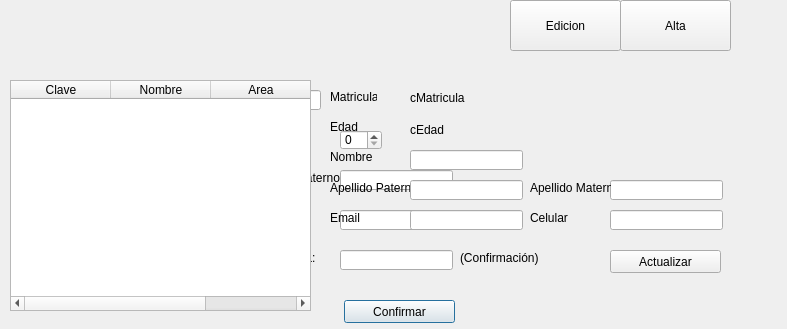
First picture: the form in Comde/admgeneral.ui, repository ShibaK7/SistemaComde, before the edit.
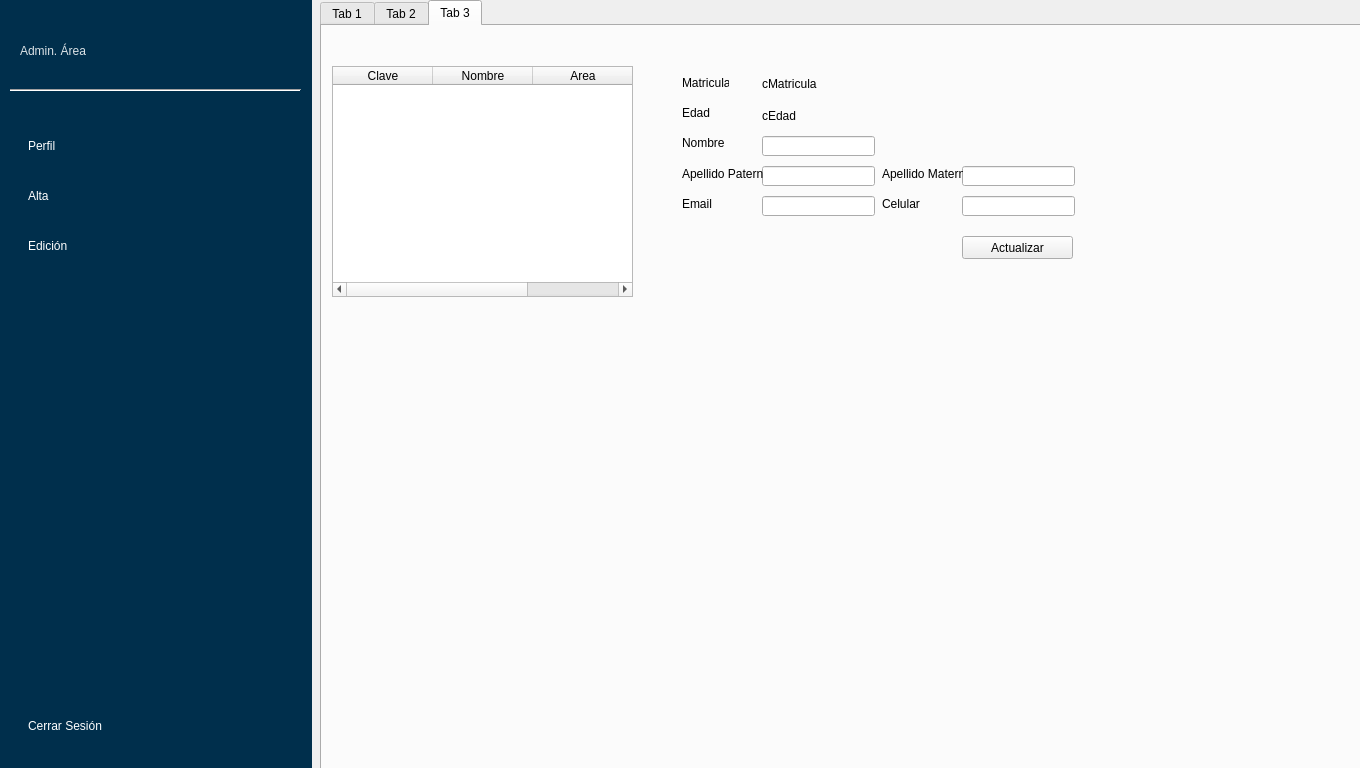
Second picture: the form after the edit. The open tabs and pages were chosen to show the change.

Commit message: Interfaz login. Interfaz admin medio

Diff of the .ui file:
```diff
--- a/Comde/admgeneral.ui
+++ b/Comde/admgeneral.ui
@@ -6,48 +6,129 @@
    <rect>
     <x>0</x>
     <y>0</y>
-    <width>787</width>
-    <height>329</height>
+    <width>1360</width>
+    <height>768</height>
    </rect>
   </property>
   <property name="windowTitle">
    <string>Dialog</string>
   </property>
-  <widget class="QToolButton" name="tbAlta">
+  <property name="layoutDirection">
+   <enum>Qt::LeftToRight</enum>
+  </property>
+  <property name="styleSheet">
+   <string notr="true">#label_barraNav{
+background-color: rgb(0, 47, 76);
+}
+
+#label_tipoUsuario{
+	font: 63 18pt &quot;Segoe UI Semibold&quot;;
+	color: rgb(255, 255, 255,220);
+}
+
+#btnPerfil,#btnAlta,#btnEdicion, #btnCerrarSesion{
+	background-color: none;
+	color: rgb(255, 255, 255);
+	font: 12pt &quot;Segoe UI Semilight&quot;;
+	border-style:solid;
+	text-align: left;
+	padding-left:28px;
+}
+
+#btnPerfil:hover, #btnAlta:hover, #btnEdicion:hover, #btnCerrarSesion:hover
+{
+	background-color: rgb(255, 255, 255,80);
+}</string>
+  </property>
+  <widget class="QLabel" name="label_barraNav">
    <property name="geometry">
     <rect>
-     <x>620</x>
+     <x>0</x>
      <y>0</y>
-     <width>111</width>
-     <height>51</height>
+     <width>312</width>
+     <height>771</height>
     </rect>
    </property>
    <property name="text">
-    <string>Alta</string>
+    <string/>
    </property>
   </widget>
-  <widget class="QToolButton" name="tbEdicion">
+  <widget class="QLabel" name="label_tipoUsuario">
    <property name="geometry">
     <rect>
-     <x>510</x>
-     <y>0</y>
-     <width>111</width>
-     <height>51</height>
+     <x>20</x>
+     <y>30</y>
+     <width>231</width>
+     <height>41</height>
     </rect>
    </property>
    <property name="text">
-    <string>Edicion</string>
+    <string>Admin. Área</string>
    </property>
   </widget>
-  <widget class="QWidget" name="alta" native="true">
+  <widget class="QPushButton" name="btnPerfil">
    <property name="geometry">
     <rect>
      <x>0</x>
-     <y>50</y>
-     <width>731</width>
-     <height>281</height>
+     <y>120</y>
+     <width>312</width>
+     <height>51</height>
     </rect>
    </property>
+   <property name="text">
+    <string>Perfil</string>
+   </property>
+  </widget>
+  <widget class="Line" name="line">
+   <property name="geometry">
+    <rect>
+     <x>10</x>
+     <y>80</y>
+     <width>291</width>
+     <height>20</height>
+    </rect>
+   </property>
+   <property name="styleSheet">
+    <string notr="true"/>
+   </property>
+   <property name="orientation">
+    <enum>Qt::Horizontal</enum>
+   </property>
+  </widget>
+  <widget class="QTabWidget" name="tabWidget">
+   <property name="geometry">
+    <rect>
+     <x>320</x>
+     <y>0</y>
+     <width>1041</width>
+     <height>771</height>
+    </rect>
+   </property>
+   <property name="currentIndex">
+    <number>0</number>
+   </property>
+   <widget class="QWidget" name="tab_perfil">
+    <attribute name="title">
+     <string>Tab 1</string>
+    </attribute>
+   </widget>
+   <widget class="QWidget" name="tab_alta">
+    <attribute name="title">
+     <string>Tab 2</string>
+    </attribute>
+    <widget class="QLabel" name="label">
+     <property name="geometry">
+      <rect>
+       <x>40</x>
+       <y>40</y>
+       <width>47</width>
+       <height>13</height>
+      </rect>
+     </property>
+     <property name="text">
+      <string>Matricula</string>
+     </property>
+    </widget>
    <widget class="QLineEdit" name="tMatricula">
     <property name="geometry">
      <rect>
@@ -58,54 +139,11 @@
      </rect>
     </property>
    </widget>
-   <widget class="QLabel" name="label">
-    <property name="geometry">
-     <rect>
-      <x>30</x>
-      <y>40</y>
-      <width>47</width>
-      <height>13</height>
-     </rect>
-    </property>
-    <property name="text">
-     <string>Matricula</string>
-    </property>
-   </widget>
-   <widget class="QLineEdit" name="tNombre">
-    <property name="geometry">
-     <rect>
-      <x>120</x>
-      <y>80</y>
-      <width>113</width>
-      <height>20</height>
-     </rect>
-    </property>
-   </widget>
-   <widget class="QLineEdit" name="tApaterno">
-    <property name="geometry">
-     <rect>
-      <x>120</x>
-      <y>120</y>
-      <width>113</width>
-      <height>20</height>
-     </rect>
-    </property>
-   </widget>
-   <widget class="QLineEdit" name="tAmaterno">
-    <property name="geometry">
-     <rect>
-      <x>340</x>
-      <y>120</y>
-      <width>113</width>
-      <height>20</height>
-     </rect>
-    </property>
-   </widget>
    <widget class="QLabel" name="label_2">
     <property name="geometry">
      <rect>
-      <x>30</x>
-      <y>80</y>
+       <x>40</x>
+       <y>70</y>
       <width>47</width>
       <height>13</height>
      </rect>
@@ -114,37 +152,21 @@
      <string>Nombre</string>
     </property>
    </widget>
-   <widget class="QLabel" name="label_3">
+    <widget class="QLineEdit" name="tNombre">
     <property name="geometry">
      <rect>
-      <x>30</x>
-      <y>120</y>
-      <width>91</width>
-      <height>16</height>
-     </rect>
-    </property>
-    <property name="text">
-     <string>Apellido Paterno:</string>
-    </property>
-   </widget>
-   <widget class="QLabel" name="label_4">
-    <property name="geometry">
-     <rect>
-      <x>250</x>
-      <y>120</y>
-      <width>91</width>
-      <height>16</height>
-     </rect>
-    </property>
-    <property name="text">
-     <string>Apellido Materno</string>
+       <x>130</x>
+       <y>70</y>
+       <width>113</width>
+       <height>20</height>
+      </rect>
     </property>
    </widget>
    <widget class="QLabel" name="label_5">
     <property name="geometry">
      <rect>
-      <x>250</x>
-      <y>80</y>
+       <x>280</x>
+       <y>70</y>
       <width>91</width>
       <height>16</height>
      </rect>
@@ -156,64 +178,18 @@
    <widget class="QSpinBox" name="sEdad">
     <property name="geometry">
      <rect>
-      <x>340</x>
-      <y>80</y>
+       <x>360</x>
+       <y>-140</y>
       <width>42</width>
       <height>20</height>
      </rect>
     </property>
    </widget>
-   <widget class="QLabel" name="label_6">
-    <property name="geometry">
-     <rect>
-      <x>30</x>
-      <y>200</y>
-      <width>91</width>
-      <height>16</height>
-     </rect>
-    </property>
-    <property name="text">
-     <string>Contraseña:</string>
-    </property>
-   </widget>
-   <widget class="QLineEdit" name="tClave">
-    <property name="geometry">
-     <rect>
-      <x>120</x>
-      <y>200</y>
-      <width>113</width>
-      <height>20</height>
-     </rect>
-    </property>
-   </widget>
-   <widget class="QLabel" name="label_7">
-    <property name="geometry">
-     <rect>
-      <x>250</x>
-      <y>200</y>
-      <width>91</width>
-      <height>16</height>
-     </rect>
-    </property>
-    <property name="text">
-     <string>Contraseña:</string>
-    </property>
-   </widget>
-   <widget class="QLineEdit" name="tClaveC">
-    <property name="geometry">
-     <rect>
-      <x>340</x>
-      <y>200</y>
-      <width>113</width>
-      <height>20</height>
-     </rect>
-    </property>
-   </widget>
    <widget class="QLabel" name="label_8">
     <property name="geometry">
      <rect>
-      <x>460</x>
-      <y>200</y>
+       <x>480</x>
+       <y>180</y>
       <width>91</width>
       <height>16</height>
      </rect>
@@ -222,24 +198,70 @@
      <string>(Confirmación)</string>
     </property>
    </widget>
-   <widget class="QPushButton" name="btnConfirmar">
+    <widget class="QLabel" name="label_4">
     <property name="geometry">
      <rect>
-      <x>344</x>
-      <y>250</y>
-      <width>111</width>
-      <height>23</height>
+       <x>270</x>
+       <y>100</y>
+       <width>91</width>
+       <height>16</height>
      </rect>
     </property>
     <property name="text">
-     <string>Confirmar</string>
+      <string>Apellido Materno</string>
+     </property>
+    </widget>
+    <widget class="QLineEdit" name="tAmaterno">
+     <property name="geometry">
+      <rect>
+       <x>360</x>
+       <y>100</y>
+       <width>113</width>
+       <height>20</height>
+      </rect>
+     </property>
+    </widget>
+    <widget class="QLabel" name="label_6">
+     <property name="geometry">
+      <rect>
+       <x>50</x>
+       <y>180</y>
+       <width>91</width>
+       <height>16</height>
+      </rect>
+     </property>
+     <property name="text">
+      <string>Contraseña:</string>
+     </property>
+    </widget>
+    <widget class="QLabel" name="label_3">
+     <property name="geometry">
+      <rect>
+       <x>50</x>
+       <y>100</y>
+       <width>91</width>
+       <height>16</height>
+      </rect>
+     </property>
+     <property name="text">
+      <string>Apellido Paterno:</string>
+     </property>
+    </widget>
+    <widget class="QLineEdit" name="tApaterno">
+     <property name="geometry">
+      <rect>
+       <x>140</x>
+       <y>100</y>
+       <width>113</width>
+       <height>20</height>
+      </rect>
     </property>
    </widget>
    <widget class="QLabel" name="label_9">
     <property name="geometry">
      <rect>
-      <x>30</x>
-      <y>160</y>
+       <x>50</x>
+       <y>140</y>
       <width>91</width>
       <height>16</height>
      </rect>
@@ -248,12 +270,12 @@
      <string>Email</string>
     </property>
    </widget>
-   <widget class="QLineEdit" name="tCorreo">
+    <widget class="QLineEdit" name="tClave">
     <property name="geometry">
      <rect>
-      <x>120</x>
-      <y>160</y>
-      <width>111</width>
+       <x>140</x>
+       <y>180</y>
+       <width>113</width>
       <height>20</height>
      </rect>
     </property>
@@ -261,8 +283,8 @@
    <widget class="QLabel" name="label_10">
     <property name="geometry">
      <rect>
-      <x>250</x>
-      <y>160</y>
+       <x>270</x>
+       <y>140</y>
       <width>91</width>
       <height>16</height>
      </rect>
@@ -271,211 +293,72 @@
      <string>Celular:</string>
     </property>
    </widget>
+    <widget class="QLabel" name="label_7">
+     <property name="geometry">
+      <rect>
+       <x>270</x>
+       <y>180</y>
+       <width>91</width>
+       <height>16</height>
+      </rect>
+     </property>
+     <property name="text">
+      <string>Contraseña:</string>
+     </property>
+    </widget>
    <widget class="QLineEdit" name="tCelular">
     <property name="geometry">
      <rect>
-      <x>340</x>
-      <y>160</y>
+       <x>360</x>
+       <y>140</y>
       <width>111</width>
       <height>20</height>
      </rect>
     </property>
    </widget>
-  </widget>
-  <widget class="QWidget" name="edicion" native="true">
+    <widget class="QLineEdit" name="tCorreo">
    <property name="geometry">
     <rect>
-     <x>0</x>
-     <y>50</y>
-     <width>731</width>
-     <height>281</height>
-    </rect>
-   </property>
-   <widget class="QLabel" name="label_11">
-    <property name="geometry">
-     <rect>
-      <x>330</x>
-      <y>40</y>
-      <width>47</width>
-      <height>13</height>
-     </rect>
-    </property>
-    <property name="text">
-     <string>Matricula</string>
-    </property>
-   </widget>
-   <widget class="QLabel" name="cMatricula">
-    <property name="geometry">
-     <rect>
-      <x>410</x>
-      <y>40</y>
+       <x>140</x>
+       <y>140</y>
       <width>111</width>
-      <height>16</height>
-     </rect>
-    </property>
-    <property name="text">
-     <string>cMatricula</string>
-    </property>
-   </widget>
-   <widget class="QLabel" name="label_12">
-    <property name="geometry">
-     <rect>
-      <x>330</x>
-      <y>100</y>
-      <width>47</width>
-      <height>13</height>
-     </rect>
-    </property>
-    <property name="text">
-     <string>Nombre</string>
-    </property>
-   </widget>
-   <widget class="QLineEdit" name="cNombre">
-    <property name="geometry">
-     <rect>
-      <x>410</x>
-      <y>100</y>
-      <width>113</width>
       <height>20</height>
      </rect>
     </property>
    </widget>
-   <widget class="QLabel" name="label_13">
+    <widget class="QLineEdit" name="tClaveC">
     <property name="geometry">
      <rect>
-      <x>330</x>
-      <y>130</y>
-      <width>81</width>
-      <height>16</height>
-     </rect>
-    </property>
-    <property name="text">
-     <string>Apellido Paterno</string>
-    </property>
-   </widget>
-   <widget class="QLineEdit" name="cAP">
-    <property name="geometry">
-     <rect>
-      <x>410</x>
-      <y>130</y>
+       <x>360</x>
+       <y>180</y>
       <width>113</width>
       <height>20</height>
      </rect>
     </property>
    </widget>
-   <widget class="QLineEdit" name="cAM">
+    <widget class="QPushButton" name="btnConfirmar">
     <property name="geometry">
      <rect>
-      <x>610</x>
-      <y>130</y>
-      <width>113</width>
-      <height>20</height>
-     </rect>
-    </property>
-   </widget>
-   <widget class="QLabel" name="label_14">
-    <property name="geometry">
-     <rect>
-      <x>530</x>
-      <y>130</y>
-      <width>81</width>
-      <height>16</height>
-     </rect>
-    </property>
-    <property name="text">
-     <string>Apellido Materno</string>
-    </property>
-   </widget>
-   <widget class="QLabel" name="label_15">
-    <property name="geometry">
-     <rect>
-      <x>330</x>
-      <y>160</y>
-      <width>81</width>
-      <height>16</height>
-     </rect>
-    </property>
-    <property name="text">
-     <string>Email</string>
-    </property>
-   </widget>
-   <widget class="QLineEdit" name="cCorreo">
-    <property name="geometry">
-     <rect>
-      <x>410</x>
-      <y>160</y>
-      <width>113</width>
-      <height>20</height>
-     </rect>
-    </property>
-   </widget>
-   <widget class="QLabel" name="label_16">
-    <property name="geometry">
-     <rect>
-      <x>530</x>
-      <y>160</y>
-      <width>81</width>
-      <height>16</height>
-     </rect>
-    </property>
-    <property name="text">
-     <string>Celular</string>
-    </property>
-   </widget>
-   <widget class="QLineEdit" name="cCelular">
-    <property name="geometry">
-     <rect>
-      <x>610</x>
-      <y>160</y>
-      <width>113</width>
-      <height>20</height>
-     </rect>
-    </property>
-   </widget>
-   <widget class="QLabel" name="label_17">
-    <property name="geometry">
-     <rect>
-      <x>330</x>
-      <y>70</y>
-      <width>47</width>
-      <height>13</height>
-     </rect>
-    </property>
-    <property name="text">
-     <string>Edad</string>
-    </property>
-   </widget>
-   <widget class="QLabel" name="cEdad">
-    <property name="geometry">
-     <rect>
-      <x>410</x>
-      <y>70</y>
-      <width>111</width>
-      <height>20</height>
-     </rect>
-    </property>
-    <property name="text">
-     <string>cEdad</string>
-    </property>
-   </widget>
-   <widget class="QPushButton" name="btnActualizar">
-    <property name="geometry">
-     <rect>
-      <x>610</x>
-      <y>200</y>
+       <x>540</x>
+       <y>90</y>
       <width>111</width>
       <height>23</height>
      </rect>
     </property>
     <property name="text">
-     <string>Actualizar</string>
-    </property>
-   </widget>
+      <string>Confirmar</string>
+     </property>
+    </widget>
+   </widget>
+   <widget class="QWidget" name="tab_edicion">
+    <attribute name="title">
+     <string>Tab 3</string>
+    </attribute>
    <widget class="QTableWidget" name="lEmpleados">
     <property name="geometry">
      <rect>
       <x>10</x>
-      <y>30</y>
+       <y>40</y>
       <width>301</width>
       <height>231</height>
      </rect>
@@ -514,7 +397,235 @@
      </property>
     </column>
    </widget>
-  </widget>
+    <widget class="QPushButton" name="btnActualizar">
+     <property name="geometry">
+      <rect>
+       <x>640</x>
+       <y>210</y>
+       <width>111</width>
+       <height>23</height>
+      </rect>
+     </property>
+     <property name="text">
+      <string>Actualizar</string>
+     </property>
+    </widget>
+    <widget class="QLineEdit" name="cAM">
+     <property name="geometry">
+      <rect>
+       <x>640</x>
+       <y>140</y>
+       <width>113</width>
+       <height>20</height>
+      </rect>
+     </property>
+    </widget>
+    <widget class="QLineEdit" name="cNombre">
+     <property name="geometry">
+      <rect>
+       <x>440</x>
+       <y>110</y>
+       <width>113</width>
+       <height>20</height>
+      </rect>
+     </property>
+    </widget>
+    <widget class="QLabel" name="label_11">
+     <property name="geometry">
+      <rect>
+       <x>360</x>
+       <y>50</y>
+       <width>47</width>
+       <height>13</height>
+      </rect>
+     </property>
+     <property name="text">
+      <string>Matricula</string>
+     </property>
+    </widget>
+    <widget class="QLineEdit" name="cAP">
+     <property name="geometry">
+      <rect>
+       <x>440</x>
+       <y>140</y>
+       <width>113</width>
+       <height>20</height>
+      </rect>
+     </property>
+    </widget>
+    <widget class="QLabel" name="label_16">
+     <property name="geometry">
+      <rect>
+       <x>560</x>
+       <y>170</y>
+       <width>81</width>
+       <height>16</height>
+      </rect>
+     </property>
+     <property name="text">
+      <string>Celular</string>
+     </property>
+    </widget>
+    <widget class="QLineEdit" name="cCelular">
+     <property name="geometry">
+      <rect>
+       <x>640</x>
+       <y>170</y>
+       <width>113</width>
+       <height>20</height>
+      </rect>
+     </property>
+    </widget>
+    <widget class="QLineEdit" name="cCorreo">
+     <property name="geometry">
+      <rect>
+       <x>440</x>
+       <y>170</y>
+       <width>113</width>
+       <height>20</height>
+      </rect>
+     </property>
+    </widget>
+    <widget class="QLabel" name="label_13">
+     <property name="geometry">
+      <rect>
+       <x>360</x>
+       <y>140</y>
+       <width>81</width>
+       <height>16</height>
+      </rect>
+     </property>
+     <property name="text">
+      <string>Apellido Paterno</string>
+     </property>
+    </widget>
+    <widget class="QLabel" name="cMatricula">
+     <property name="geometry">
+      <rect>
+       <x>440</x>
+       <y>50</y>
+       <width>111</width>
+       <height>16</height>
+      </rect>
+     </property>
+     <property name="text">
+      <string>cMatricula</string>
+     </property>
+    </widget>
+    <widget class="QLabel" name="cEdad">
+     <property name="geometry">
+      <rect>
+       <x>440</x>
+       <y>80</y>
+       <width>111</width>
+       <height>20</height>
+      </rect>
+     </property>
+     <property name="text">
+      <string>cEdad</string>
+     </property>
+    </widget>
+    <widget class="QLabel" name="label_12">
+     <property name="geometry">
+      <rect>
+       <x>360</x>
+       <y>110</y>
+       <width>47</width>
+       <height>13</height>
+      </rect>
+     </property>
+     <property name="text">
+      <string>Nombre</string>
+     </property>
+    </widget>
+    <widget class="QLabel" name="label_15">
+     <property name="geometry">
+      <rect>
+       <x>360</x>
+       <y>170</y>
+       <width>81</width>
+       <height>16</height>
+      </rect>
+     </property>
+     <property name="text">
+      <string>Email</string>
+     </property>
+    </widget>
+    <widget class="QLabel" name="label_17">
+     <property name="geometry">
+      <rect>
+       <x>360</x>
+       <y>80</y>
+       <width>47</width>
+       <height>13</height>
+      </rect>
+     </property>
+     <property name="text">
+      <string>Edad</string>
+     </property>
+    </widget>
+    <widget class="QLabel" name="label_14">
+     <property name="geometry">
+      <rect>
+       <x>560</x>
+       <y>140</y>
+       <width>81</width>
+       <height>16</height>
+      </rect>
+     </property>
+     <property name="text">
+      <string>Apellido Materno</string>
+     </property>
+    </widget>
+   </widget>
+  </widget>
+  <widget class="QPushButton" name="btnAlta">
+   <property name="geometry">
+    <rect>
+     <x>0</x>
+     <y>170</y>
+     <width>312</width>
+     <height>51</height>
+    </rect>
+   </property>
+   <property name="text">
+    <string>Alta</string>
+   </property>
+  </widget>
+  <widget class="QPushButton" name="btnEdicion">
+   <property name="geometry">
+    <rect>
+     <x>0</x>
+     <y>220</y>
+     <width>311</width>
+     <height>51</height>
+    </rect>
+   </property>
+   <property name="text">
+    <string>Edición</string>
+   </property>
+  </widget>
+  <widget class="QPushButton" name="btnCerrarSesion">
+   <property name="geometry">
+    <rect>
+     <x>0</x>
+     <y>700</y>
+     <width>311</width>
+     <height>51</height>
+    </rect>
+   </property>
+   <property name="text">
+    <string>Cerrar Sesión</string>
+   </property>
+  </widget>
+  <zorder>label_barraNav</zorder>
+  <zorder>label_tipoUsuario</zorder>
+  <zorder>btnPerfil</zorder>
+  <zorder>line</zorder>
+  <zorder>btnAlta</zorder>
+  <zorder>btnEdicion</zorder>
+  <zorder>tabWidget</zorder>
+  <zorder>btnCerrarSesion</zorder>
  </widget>
  <resources/>
  <connections/>
```
Lines whose indentation alone changed are shown as unchanged. The commit also changes 12 other files.
